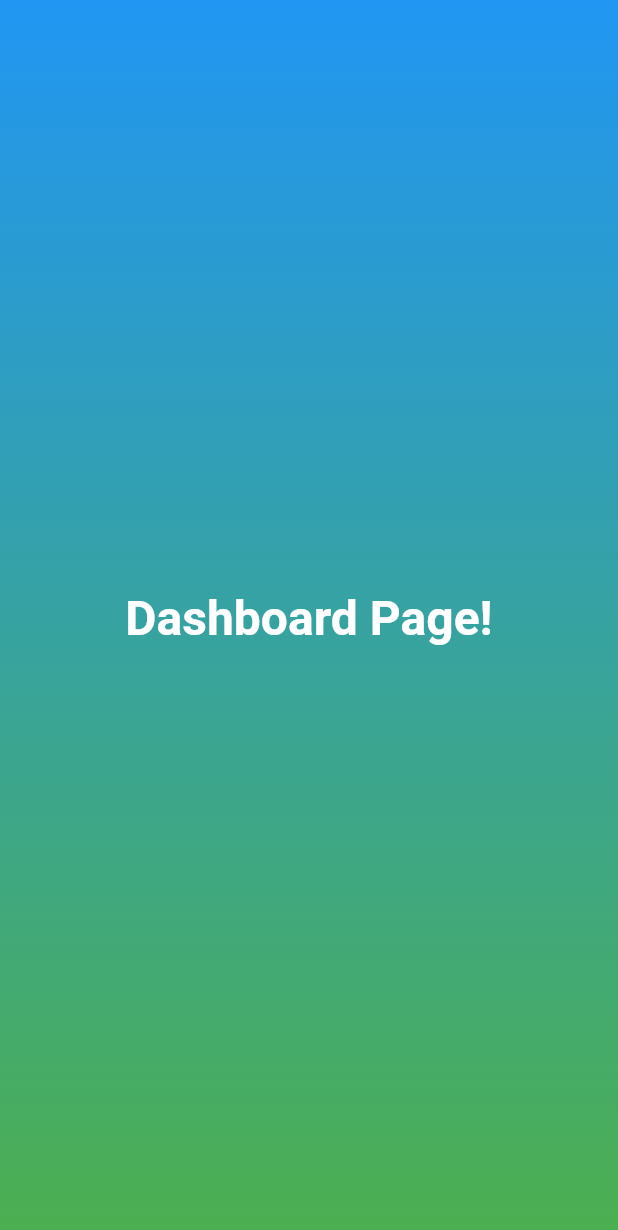
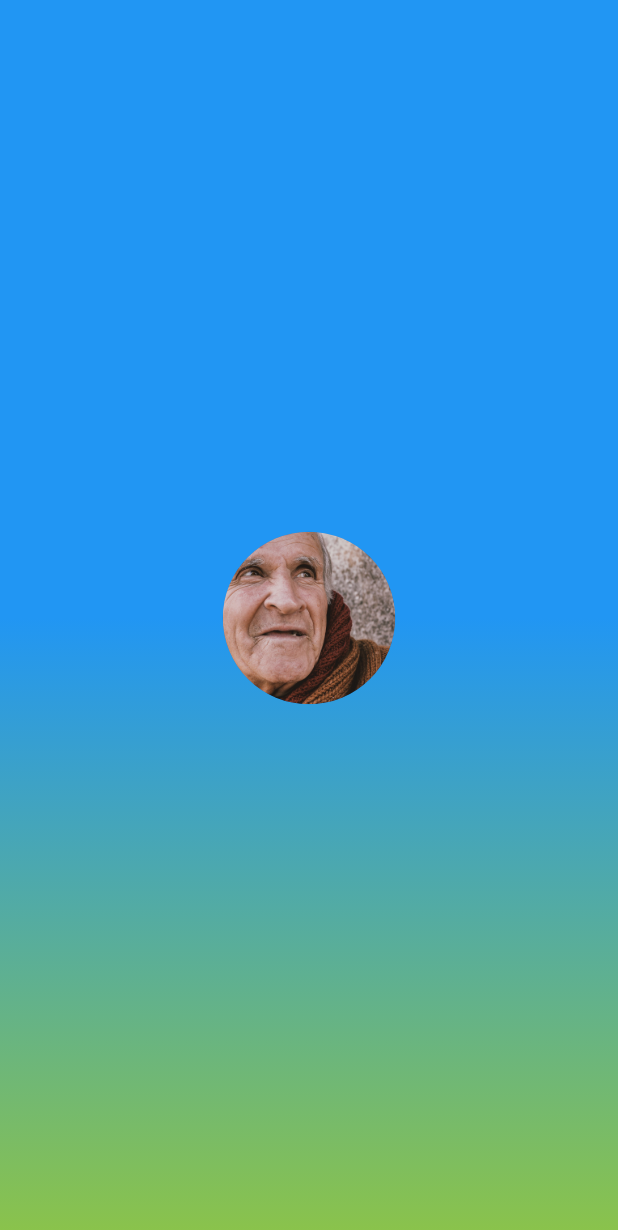
Before and after one commit to BBBmau/simpillz, a Flutter app: the DashboardPage screen opened directly, on a phone screen of 412 x 824 dp. Shown: the top 1230 px of the screen. Run offline on Flutter 3.47's test engine with Material 2 defaults, Android fonts, the phone set to English and light mode, and no system bars; our stand-ins replace get_storage, splashscreen; missing offline and left inert: motor_flutter; accounts and stored records are empty.

Commit message:
Add profile image to the center of the screen (+flutter_svg and assets)

```diff
--- a/lib/pages/dashboard_page.dart
+++ b/lib/pages/dashboard_page.dart
@@ -13,27 +13,30 @@ class _DashboardPageState extends State<DashboardPage> {
     return Scaffold(
       body: SafeArea(
         child: Center(
-          child: Container(
+          child: Stack(
+            children: [
+              Container(
                 decoration: const BoxDecoration(
                   gradient: LinearGradient(
-                begin: Alignment.topCenter,
+                    begin: Alignment.center,
                     end: Alignment.bottomCenter,
                     colors: [
                       Colors.blue,
-                  Colors.green,
+                      Colors.lightGreen,
                     ],
                   ),
                 ),
-            child: const Center(
-              child: Text(
-                'Dashboard Page!',
-                style: TextStyle(
-                  fontSize: 32.0,
-                  fontWeight: FontWeight.bold,
-                  color: Colors.white,
+              ),
+              const Center(
+                child: SizedBox(
+                  height: 115,
+                  width: 115,
+                  child: CircleAvatar(
+                    backgroundImage: AssetImage("assets/images/old_man.jpeg"),
                   ),
                 ),
               ),
+            ],
           ),
         ),
       ),
--- a/pubspec.yaml
+++ b/pubspec.yaml
@@ -38,6 +38,7 @@ dependencies:
   motor_flutter: ^0.9.1
   get_storage: ^2.0.3
   splashscreen: ^1.3.5
+  flutter_svg: ^1.1.5
 
 dev_dependencies:
   flutter_test:
@@ -59,6 +60,8 @@ flutter:
   # included with your application, so that you can use the icons in
   # the material Icons class.
   uses-material-design: true
+  assets:
+      - assets/images/
 
   # To add assets to your application, add an assets section, like this:
   # assets:
```
Also changed, not shown: assets/images/old_man.jpeg (added), pubspec.lock. Lines whose indentation alone changed are shown as unchanged.
